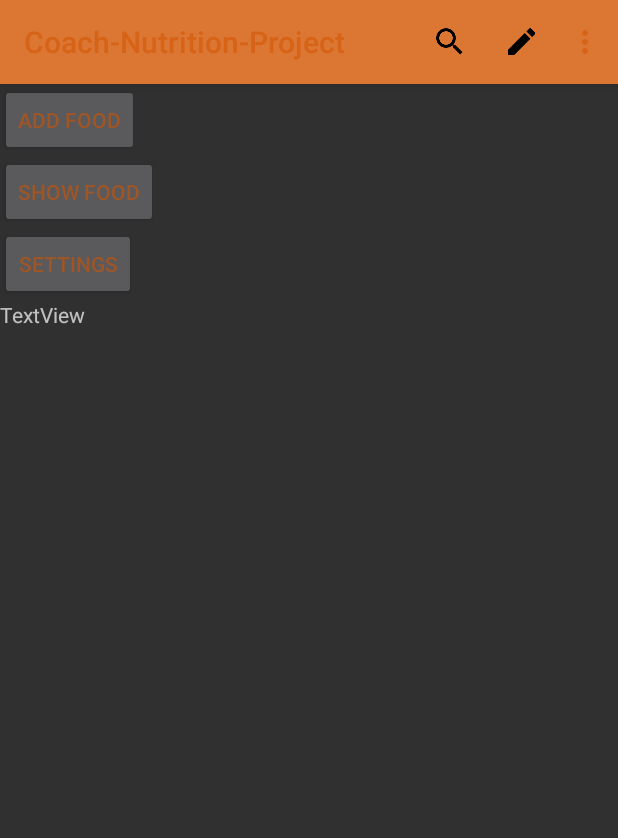
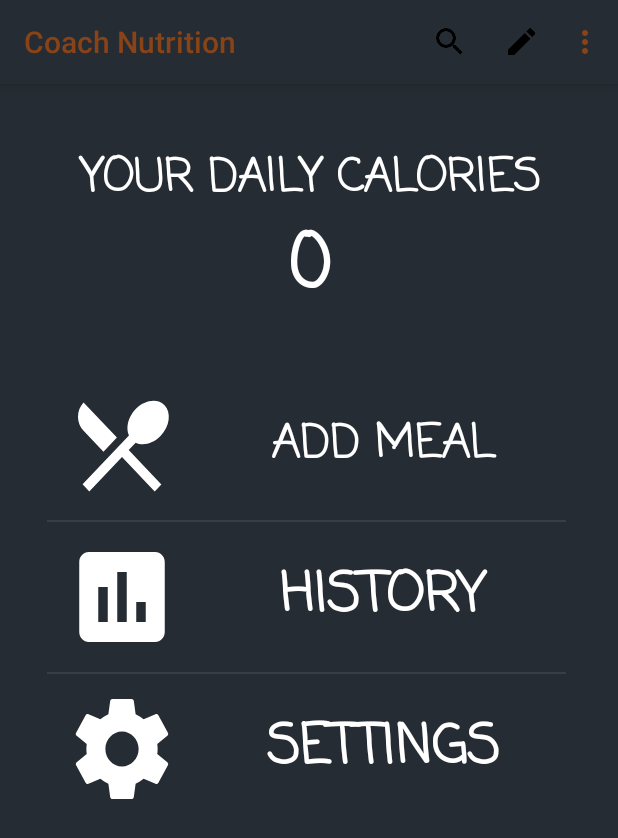
Before and after one commit to cubouyaka/Coach-Nutrition-Project, an Android app: the screen it shows after launch (MainActivity), on a phone screen of 412 x 824 dp. Shown: the top 838 px of the screen. Run offline under Robolectric (Android 15) with nearby library versions, the phone set to English and light mode, and no system bars.

```diff
--- a/app/src/main/java/com/oc/rss/coach_nutrition_project/MainActivity.java
+++ b/app/src/main/java/com/oc/rss/coach_nutrition_project/MainActivity.java
@@ -16,16 +16,12 @@ public class MainActivity extends AppCompatActivity {
     private Button b_settings ;
     private static int OK_CODE = 1;
     public int min_daily, max_daily;
-    private TextView textView;
     private Toolbar toolbar;
 
     @Override
     protected void onCreate(Bundle savedInstanceState) {
         super.onCreate(savedInstanceState);
         setContentView(R.layout.activity_main);
-        b_go = (Button)findViewById(R.id.b_add_food);
-        b_settings = (Button)findViewById(R.id.b_settings);
-        textView = (TextView)findViewById(R.id.t);
         toolbar = (Toolbar)findViewById(R.id.toolBar);
         setSupportActionBar(toolbar);
     }
@@ -36,17 +32,17 @@ public class MainActivity extends AppCompatActivity {
         return true;
     }
 
-    public void onClickAddFood (View view){
+    public void onClickMeal (View view){
         Intent intent = new Intent (this, add_food.class);
         startActivity (intent);
     }
 
-    public void onClickShowFood (View view){
+    public void onClickHistory (View view){
         Intent intent = new Intent (this, show_food_db.class);
         startActivity (intent);
     }
 
-    public void buttonSettings(View v) {
+    public void onClickSettings (View v) {
         startActivityForResult(new Intent(this, settings.class), OK_CODE);
     }
 
@@ -54,9 +50,8 @@ public class MainActivity extends AppCompatActivity {
     protected void onActivityResult(int requestCode, int resultCode, Intent data) {
         if (requestCode == 1) {
             if(resultCode == OK_CODE){
-                min_daily = Integer.parseInt(data.getStringExtra("min"));
-                max_daily = Integer.parseInt(data.getStringExtra("max"));
-                textView.setText(min_daily+" "+ max_daily);
+                //min_daily = Integer.parseInt(data.getStringExtra("min"));
+                //max_daily = Integer.parseInt(data.getStringExtra("max"));
             }
         }
     }
--- a/app/src/main/java/com/oc/rss/coach_nutrition_project/settings.java
+++ b/app/src/main/java/com/oc/rss/coach_nutrition_project/settings.java
@@ -1,9 +1,12 @@
 package com.oc.rss.coach_nutrition_project;
 
+import android.content.Context;
 import android.content.Intent;
+import android.content.SharedPreferences;
 import android.support.v7.app.AppCompatActivity;
 import android.os.Bundle;
 import android.text.TextUtils;
+import android.util.Log;
 import android.view.View;
 import android.widget.Button;
 import android.widget.EditText;
@@ -22,6 +25,14 @@ public class settings extends AppCompatActivity {
         ed_max = (EditText) findViewById(R.id.ed_max);
         b_ok = (Button)findViewById(R.id.b_ok);
         b_cancel = (Button)findViewById(R.id.b_cancel);
+
+        SharedPreferences pref = getSharedPreferences("OBJECTIVE", Context.MODE_PRIVATE);
+
+        int min = pref.getInt ("min", getResources ().getInteger (R.integer.minCalorie));
+        int max = pref.getInt ("max", getResources ().getInteger (R.integer.maxCalorie));
+
+        ed_min.setText ("" + min);
+        ed_max.setText ("" + max);
     }
 
     public void buttonCancel(View v){
@@ -29,19 +40,38 @@ public class settings extends AppCompatActivity {
     }
 
     public void buttonOk(View v){
-        String min = ed_min.getText().toString();
-        String max = ed_max.getText().toString();
-        if(TextUtils.isEmpty(min) || TextUtils.isEmpty(max))
-            Toast.makeText(this,"Please fill a max AND a min",Toast.LENGTH_LONG).show();
-        else{
-            Intent i = new Intent();
-            i.putExtra("min",min);
-            i.putExtra("max",max);
-            setResult(1,i);
-            Toast.makeText(this,"Settings saved",Toast.LENGTH_LONG).show();
-            finish();
+
+        String strMin = ed_min.getText().toString();
+        String strMax = ed_max.getText().toString();
+
+        if(TextUtils.isEmpty(strMin) || TextUtils.isEmpty(strMax)) {
+
+            Toast.makeText(this, "Please fill a max AND a min", Toast.LENGTH_LONG).show();
+            return;
         }
 
+        int min = Integer.parseInt (strMin);
+        int max = Integer.parseInt (strMax);
+
+        if (max < min) {
+
+            Toast.makeText(this, "Max must be greater than min", Toast.LENGTH_LONG).show();
+            return;
+        }
+
+        // Store preferences
+        SharedPreferences pref = getSharedPreferences("OBJECTIVE", Context.MODE_PRIVATE);
+        SharedPreferences.Editor prefEdit=pref.edit();
+        prefEdit.putInt("min", min);
+        prefEdit.putInt("max", max);
+        prefEdit.apply();
+
+        Intent i = new Intent();
+        i.putExtra("min",strMin);
+        i.putExtra("max",strMax);
+        setResult(1,i);
+        Toast.makeText(this,"Settings saved",Toast.LENGTH_LONG).show();
+        finish();
     }
 
 }
--- /dev/null
+++ b/app/src/main/res/drawable/ic_insert_chart_black_24dp.xml
@@ -0,0 +1,9 @@
+<vector xmlns:android="http://schemas.android.com/apk/res/android"
+        android:width="24dp"
+        android:height="24dp"
+        android:viewportWidth="24.0"
+        android:viewportHeight="24.0">
+    <path
+        android:fillColor="#FFFFFFFF"
+        android:pathData="M19,3L5,3c-1.1,0 -2,0.9 -2,2v14c0,1.1 0.9,2 2,2h14c1.1,0 2,-0.9 2,-2L21,5c0,-1.1 -0.9,-2 -2,-2zM9,17L7,17v-7h2v7zM13,17h-2L11,7h2v10zM17,17h-2v-4h2v4z"/>
+</vector>
--- /dev/null
+++ b/app/src/main/res/drawable/ic_restaurant_menu_black_24dp.xml
@@ -0,0 +1,9 @@
+<vector xmlns:android="http://schemas.android.com/apk/res/android"
+        android:width="24dp"
+        android:height="24dp"
+        android:viewportWidth="24.0"
+        android:viewportHeight="24.0">
+    <path
+        android:fillColor="#FFFFFFFF"
+        android:pathData="M8.1,13.34l2.83,-2.83L3.91,3.5c-1.56,1.56 -1.56,4.09 0,5.66l4.19,4.18zM14.88,11.53c1.53,0.71 3.68,0.21 5.27,-1.38 1.91,-1.91 2.28,-4.65 0.81,-6.12 -1.46,-1.46 -4.2,-1.1 -6.12,0.81 -1.59,1.59 -2.09,3.74 -1.38,5.27L3.7,19.87l1.41,1.41L12,14.41l6.88,6.88 1.41,-1.41L13.41,13l1.47,-1.47z"/>
+</vector>
--- /dev/null
+++ b/app/src/main/res/drawable/ic_settings_black_24dp.xml
@@ -0,0 +1,9 @@
+<vector xmlns:android="http://schemas.android.com/apk/res/android"
+        android:width="24dp"
+        android:height="24dp"
+        android:viewportWidth="24.0"
+        android:viewportHeight="24.0">
+    <path
+        android:fillColor="#FFFFFFFF"
+        android:pathData="M19.43,12.98c0.04,-0.32 0.07,-0.64 0.07,-0.98s-0.03,-0.66 -0.07,-0.98l2.11,-1.65c0.19,-0.15 0.24,-0.42 0.12,-0.64l-2,-3.46c-0.12,-0.22 -0.39,-0.3 -0.61,-0.22l-2.49,1c-0.52,-0.4 -1.08,-0.73 -1.69,-0.98l-0.38,-2.65C14.46,2.18 14.25,2 14,2h-4c-0.25,0 -0.46,0.18 -0.49,0.42l-0.38,2.65c-0.61,0.25 -1.17,0.59 -1.69,0.98l-2.49,-1c-0.23,-0.09 -0.49,0 -0.61,0.22l-2,3.46c-0.13,0.22 -0.07,0.49 0.12,0.64l2.11,1.65c-0.04,0.32 -0.07,0.65 -0.07,0.98s0.03,0.66 0.07,0.98l-2.11,1.65c-0.19,0.15 -0.24,0.42 -0.12,0.64l2,3.46c0.12,0.22 0.39,0.3 0.61,0.22l2.49,-1c0.52,0.4 1.08,0.73 1.69,0.98l0.38,2.65c0.03,0.24 0.24,0.42 0.49,0.42h4c0.25,0 0.46,-0.18 0.49,-0.42l0.38,-2.65c0.61,-0.25 1.17,-0.59 1.69,-0.98l2.49,1c0.23,0.09 0.49,0 0.61,-0.22l2,-3.46c0.12,-0.22 0.07,-0.49 -0.12,-0.64l-2.11,-1.65zM12,15.5c-1.93,0 -3.5,-1.57 -3.5,-3.5s1.57,-3.5 3.5,-3.5 3.5,1.57 3.5,3.5 -1.57,3.5 -3.5,3.5z"/>
+</vector>
--- a/app/src/main/res/layout/activity_main.xml
+++ b/app/src/main/res/layout/activity_main.xml
@@ -5,42 +5,177 @@
     android:layout_width="match_parent"
     android:layout_height="match_parent"
     tools:context="com.oc.rss.coach_nutrition_project.MainActivity"
-    android:orientation="vertical">
+    android:orientation="vertical"
+    android:background="@color/colorBackground"
+    android:weightSum="1">
 
     <include
         android:id="@+id/toolBar"
         layout="@layout/toolbar"
         />
 
-    <Button
-        android:id="@+id/b_add_food"
-        android:layout_width="wrap_content"
+    <LinearLayout
+        android:layout_width="match_parent"
+        android:layout_height="40dp"
+        android:orientation="horizontal">
+    </LinearLayout>
+
+    <LinearLayout
+        android:layout_width="match_parent"
         android:layout_height="wrap_content"
-        android:onClick="onClickAddFood"
-        android:text="Add Food"
-        tools:layout_editor_absoluteX="2dp"
-        tools:layout_editor_absoluteY="1dp" />
+        android:orientation="horizontal"
+        android:layout_weight="0.01">
 
-    <Button
-        android:id="@+id/b_show_food"
-        android:layout_width="wrap_content"
-        android:layout_height="wrap_content"
-        android:onClick="onClickShowFood"
-        android:text="Show Food"
-        tools:layout_editor_absoluteX="2dp"
-        tools:layout_editor_absoluteY="1dp" />
+        <TextView
+            android:id="@+id/welcome"
+            android:layout_width="match_parent"
+            android:layout_height="wrap_content"
+            android:fontFamily="casual"
+            android:gravity="center"
+            android:text="@string/welcome"
+            android:textAllCaps="true"
+            android:textColor="@android:color/background_light"
+            android:textSize="30sp"
+            android:textStyle="bold" />
 
-    <Button
-        android:id="@+id/b_settings"
-        android:layout_width="wrap_content"
-        android:layout_height="wrap_content"
-        android:onClick="buttonSettings"
-        android:text="Settings" />
+
+    </LinearLayout>
 
     <TextView
-        android:id="@+id/t"
+        android:id="@+id/calories"
         android:layout_width="match_parent"
         android:layout_height="wrap_content"
-        android:text="TextView" />
+        android:fontFamily="casual"
+        android:gravity="center"
+        android:text="@string/nocalorie"
+        android:textAllCaps="true"
+        android:textColor="@android:color/background_light"
+        android:textSize="50sp"
+        android:textStyle="bold" />
+
+    <LinearLayout
+        android:layout_width="match_parent"
+        android:layout_height="30dp"
+        android:orientation="horizontal">
+    </LinearLayout>
+
+    <LinearLayout
+        android:layout_width="match_parent"
+        android:layout_height="match_parent"
+        android:orientation="horizontal"
+        android:weightSum="1">
+
+        <LinearLayout
+            android:layout_width="31dp"
+            android:layout_height="match_parent"
+            android:orientation="vertical"></LinearLayout>
+
+        <LinearLayout
+            android:layout_width="102dp"
+            android:layout_height="match_parent"
+            android:orientation="vertical">
+
+            <ImageButton
+                android:id="@+id/meal"
+                style="@android:style/Widget.DeviceDefault.ImageButton"
+                android:layout_width="100dp"
+                android:layout_height="100dp"
+                android:backgroundTint="@color/colorButton"
+                android:scaleType="fitXY"
+                android:onClick="onClickMeal"
+                app:srcCompat="@drawable/ic_restaurant_menu_black_24dp" />
+
+            <LinearLayout
+                android:layout_width="match_parent"
+                android:layout_height="1dp"
+                android:background="@color/colorSpace"
+                android:orientation="vertical"></LinearLayout>
+
+            <ImageButton
+                android:id="@+id/stats"
+                android:layout_width="100dp"
+                android:layout_height="100dp"
+                android:backgroundTint="@color/colorButton"
+                android:scaleType="fitXY"
+                android:onClick="onClickHistory"
+                app:srcCompat="@drawable/ic_insert_chart_black_24dp" />
+
+            <LinearLayout
+                android:layout_width="match_parent"
+                android:layout_height="1dp"
+                android:background="@color/colorSpace"
+                android:orientation="vertical"></LinearLayout>
+
+            <ImageButton
+                android:id="@+id/settings"
+                android:layout_width="100dp"
+                android:layout_height="100dp"
+                android:backgroundTint="@color/colorButton"
+                android:scaleType="fitXY"
+                android:onClick="onClickSettings"
+                app:srcCompat="@drawable/ic_settings_black_24dp" />
+
+        </LinearLayout>
+
+        <LinearLayout
+            android:layout_width="48dp"
+            android:layout_height="match_parent"
+            android:layout_weight="0.85"
+            android:orientation="vertical">
+
+            <Button
+                android:id="@+id/b_meal"
+                style="@style/Widget.AppCompat.Button.Borderless"
+                android:layout_width="match_parent"
+                android:layout_height="100dp"
+                android:backgroundTint="@color/colorButton"
+                android:fontFamily="casual"
+                android:text="@string/meal"
+                android:textColor="@android:color/background_light"
+                android:textSize="30sp"
+                android:onClick="onClickMeal"
+                android:textStyle="bold" />
+
+            <LinearLayout
+                android:layout_width="match_parent"
+                android:layout_height="1dp"
+                android:background="@color/colorSpace"
+                android:orientation="vertical"></LinearLayout>
+
+            <Button
+                android:id="@+id/b_stats"
+                style="@style/Widget.AppCompat.Button.Borderless"
+                android:layout_width="match_parent"
+                android:layout_height="100dp"
+                android:backgroundTint="@color/colorBackground"
+                android:fontFamily="casual"
+                android:text="@string/history"
+                android:textColor="@android:color/background_light"
+                android:textSize="36sp"
+                android:onClick="onClickHistory"
+                android:textStyle="bold" />
+
+            <LinearLayout
+                android:layout_width="match_parent"
+                android:layout_height="1dp"
+                android:background="@color/colorSpace"
+                android:orientation="vertical"></LinearLayout>
+
+            <Button
+                android:id="@+id/b_settings"
+                style="@style/Widget.AppCompat.Button.Borderless"
+                android:layout_width="match_parent"
+                android:layout_height="100dp"
+                android:backgroundTint="@color/colorButton"
+                android:fontFamily="casual"
+                android:text="@string/settings"
+                android:textColor="@android:color/background_light"
+                android:textSize="36sp"
+                android:onClick="onClickSettings"
+                android:textStyle="bold" />
+        </LinearLayout>
+
+    </LinearLayout>
+
 
 </LinearLayout>
--- a/app/src/main/res/layout/activity_settings.xml
+++ b/app/src/main/res/layout/activity_settings.xml
@@ -53,7 +53,7 @@
             android:id="@+id/textView7"
             android:layout_width="129dp"
             android:layout_height="wrap_content"
-            android:text="min daily calories" />
+            android:text="max daily calories" />
 
         <EditText
             android:id="@+id/ed_max"
--- a/app/src/main/res/values/colors.xml
+++ b/app/src/main/res/values/colors.xml
@@ -1,10 +1,11 @@
 <?xml version="1.0" encoding="utf-8"?>
 <resources>
-    <color name="colorPrimary">#Dc7633  </color>
+    <color name="colorPrimary">#262c33</color>
     <color name="colorPrimaryDark">#C0392b </color>
     <color name="colorAccent">#e59866 </color>
-    <color name="colorBackground"> #f0b27a</color>
-    <color name="colorButton">#91d35400</color>
+    <color name="colorBackground">#262c33</color>
+    <color name="colorSpace">#383e46</color>
+    <color name="colorButton">#262c33</color>
     <color name="textColorPrimary">#91d35400</color>
     <color name="textColorSecondary">#91d35400</color>
 
--- /dev/null
+++ b/app/src/main/res/values/integer.xml
@@ -0,0 +1,5 @@
+<?xml version="1.0" encoding="utf-8"?>
+<resources>
+    <integer name="minCalorie">1500</integer>
+    <integer name="maxCalorie">2000</integer>
+</resources>
--- a/app/src/main/res/values/strings.xml
+++ b/app/src/main/res/values/strings.xml
@@ -1,4 +1,9 @@
 <resources>
-    <string name="app_name">Coach-Nutrition-Project</string>
+    <string name="app_name">Coach Nutrition</string>
     <string name="authority">paris7.appduturfu.calorieprovider</string>
+    <string name="welcome">Your daily calories</string>
+    <string name="nocalorie">0</string>
+    <string name="meal">Add meal</string>
+    <string name="history">History</string>
+    <string name="settings">Settings</string>
 </resources>
```
